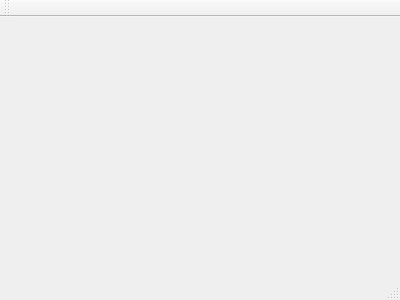
This is src/gui/ui/mainwindow.ui in gig2/cactus as Qt 5 draws it before an edit. The edited form follows.
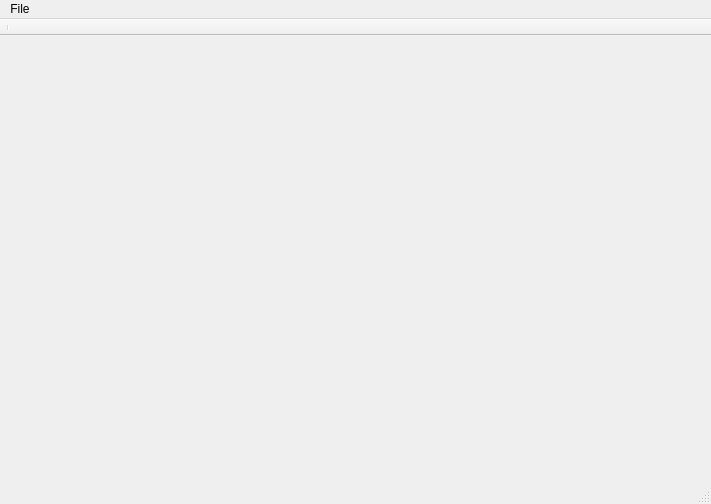
This is the edited form.

Commit message: use mainwindow ui for load obj action

The edit to the form file:
```diff
--- a/src/gui/ui/mainwindow.ui
+++ b/src/gui/ui/mainwindow.ui
@@ -1,24 +1,62 @@
 <ui version="4.0">
  <class>MainWindow</class>
- <widget class="QMainWindow" name="MainWindow" >
-  <property name="geometry" >
+ <widget class="QMainWindow" name="MainWindow">
+  <property name="geometry">
    <rect>
     <x>0</x>
     <y>0</y>
-    <width>400</width>
-    <height>300</height>
+    <width>711</width>
+    <height>504</height>
    </rect>
   </property>
   <property name="windowTitle" >
    <string>MainWindow</string>
   </property>
-  <widget class="QMenuBar" name="menuBar" />
-  <widget class="QToolBar" name="mainToolBar" />
-  <widget class="QWidget" name="centralWidget" />
-  <widget class="QStatusBar" name="statusBar" />
+  <widget class="QWidget" name="centralWidget"/>
+  <widget class="QMenuBar" name="menuBar">
+   <property name="geometry">
+    <rect>
+     <x>0</x>
+     <y>0</y>
+     <width>711</width>
+     <height>20</height>
+    </rect>
+   </property>
+   <widget class="QMenu" name="menuObj_renderer">
+    <property name="title">
+     <string>File</string>
+    </property>
+    <addaction name="openOBJ"/>
+    <addaction name="separator"/>
+    <addaction name="quit"/>
+   </widget>
+   <addaction name="menuObj_renderer"/>
+  </widget>
+  <widget class="QToolBar" name="mainToolBar">
+   <property name="movable">
+    <bool>false</bool>
+   </property>
+   <attribute name="toolBarArea">
+    <enum>TopToolBarArea</enum>
+   </attribute>
+   <attribute name="toolBarBreak">
+    <bool>true</bool>
+   </attribute>
+   <addaction name="separator"/>
+  </widget>
+  <widget class="QStatusBar" name="statusBar"/>
+  <action name="openOBJ">
+   <property name="text">
+    <string>Open OBJ</string>
+   </property>
+  </action>
+  <action name="quit">
+   <property name="text">
+    <string>Quit</string>
+   </property>
+  </action>
  </widget>
- <layoutDefault spacing="6" margin="11" />
- <pixmapfunction></pixmapfunction>
+ <layoutdefault spacing="6" margin="11"/>
  <resources/>
  <connections/>
 </ui>
```
Left out of the diff: 25 changed lines with no effect on the pictures. The commit also changes 2 other files.
